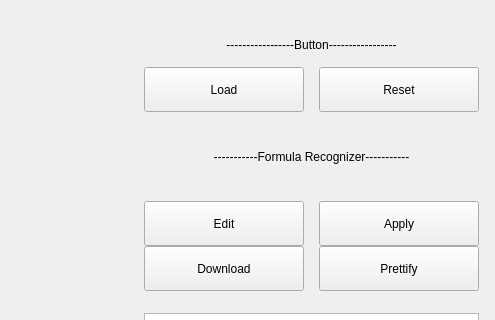
Before: the Qt Designer form code/view/view.ui in IshiKura-a/CPP_PROJECT_2020, drawn with Qt 5; both pictures show x 465 to 960 and y 0 to 320 of the 960 by 626 pixel window.
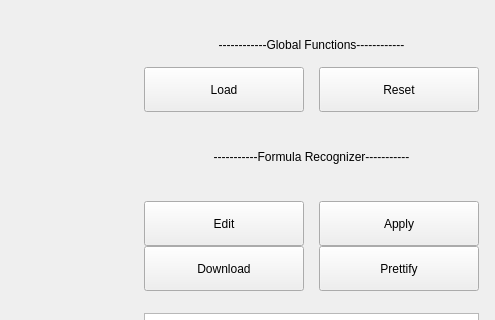
After: the same form once the commit is applied.

Patch:
```diff
--- a/code/view/view.ui
+++ b/code/view/view.ui
@@ -324,7 +324,7 @@
            </sizepolicy>
           </property>
           <property name="text">
-           <string>-----------------Button-----------------</string>
+           <string>------------Global Functions------------</string>
           </property>
           <property name="alignment">
            <set>Qt::AlignCenter</set>
```
Left out of the diff: 6 changed lines with no effect on the pictures.
